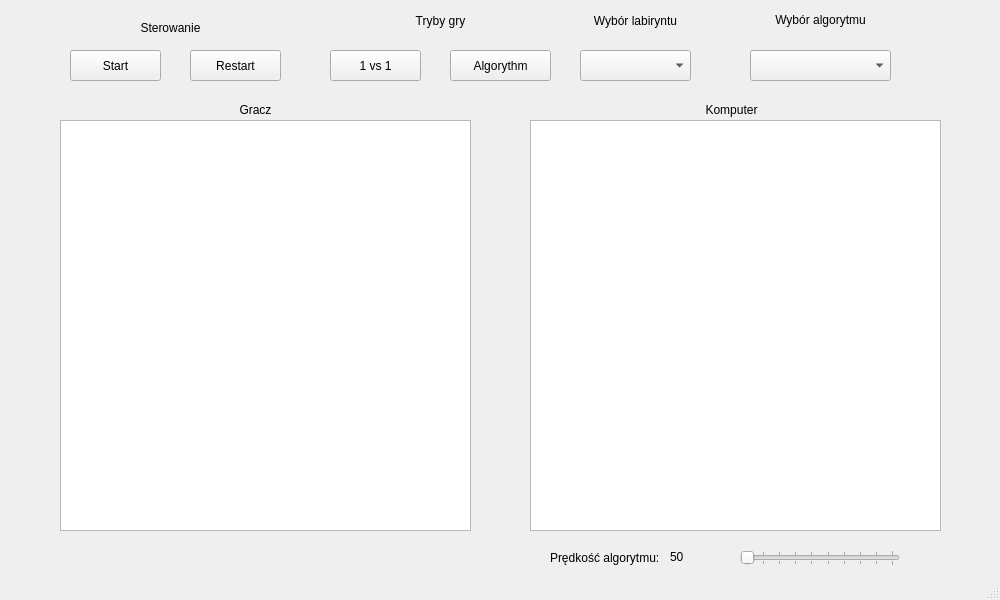
Old version of the form micromouse.ui in the repository Szymanski-Konrad/Micromouse.
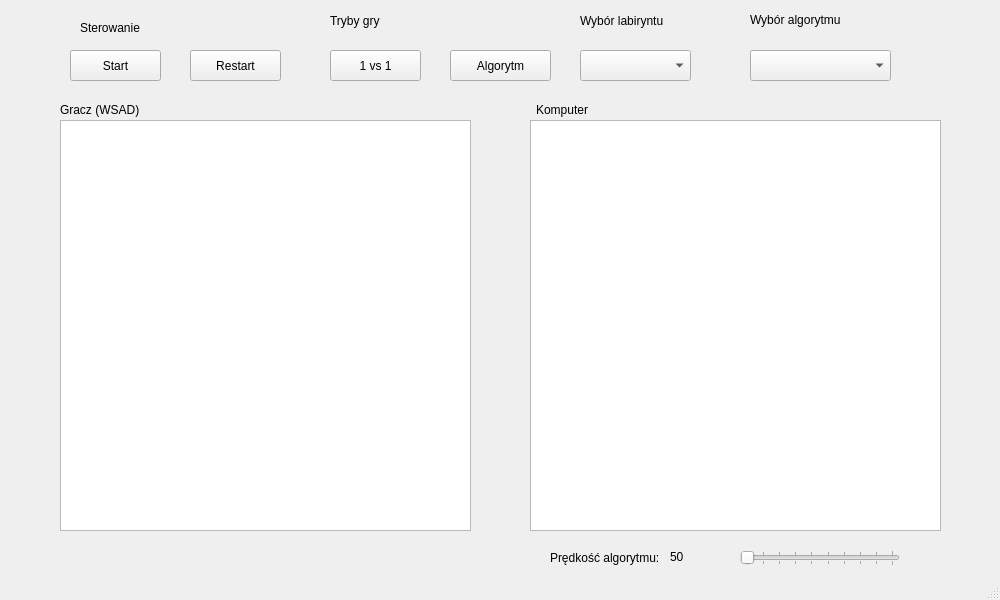
New version of the form.

Diff of the .ui file:
```diff
--- a/micromouse.ui
+++ b/micromouse.ui
@@ -120,7 +120,7 @@
      </rect>
     </property>
     <property name="text">
-     <string>Algorythm</string>
+     <string>Algorytm</string>
     </property>
    </widget>
    <widget class="QLabel" name="label">
@@ -135,9 +135,6 @@
     <property name="text">
      <string>Tryby gry</string>
     </property>
-    <property name="alignment">
-     <set>Qt::AlignCenter</set>
-    </property>
    </widget>
    <widget class="QLabel" name="label_2">
     <property name="geometry">
@@ -151,9 +148,6 @@
     <property name="text">
      <string>Sterowanie</string>
     </property>
-    <property name="alignment">
-     <set>Qt::AlignCenter</set>
-    </property>
    </widget>
    <widget class="QLabel" name="label_3">
     <property name="geometry">
@@ -167,24 +161,18 @@
     <property name="text">
      <string>Wybór algorytmu</string>
     </property>
-    <property name="alignment">
-     <set>Qt::AlignCenter</set>
-    </property>
    </widget>
    <widget class="QLabel" name="playerLabel">
     <property name="geometry">
      <rect>
       <x>60</x>
       <y>100</y>
-      <width>391</width>
+      <width>241</width>
       <height>20</height>
      </rect>
     </property>
     <property name="text">
-     <string>Gracz</string>
-    </property>
-    <property name="alignment">
-     <set>Qt::AlignCenter</set>
+     <string>Gracz (WSAD)</string>
     </property>
    </widget>
    <widget class="QLabel" name="compLabel">
@@ -192,16 +180,13 @@
      <rect>
       <x>536</x>
       <y>100</y>
-      <width>391</width>
+      <width>271</width>
       <height>20</height>
      </rect>
     </property>
     <property name="text">
      <string>Komputer</string>
     </property>
-    <property name="alignment">
-     <set>Qt::AlignCenter</set>
-    </property>
    </widget>
    <widget class="QLabel" name="compMovesLabel">
     <property name="geometry">
@@ -251,9 +236,6 @@
     <property name="text">
      <string>Wybór labiryntu</string>
     </property>
-    <property name="alignment">
-     <set>Qt::AlignCenter</set>
-    </property>
    </widget>
    <widget class="QSlider" name="speedSlider">
     <property name="geometry">
```
Left out of the diff: 6 changed lines with no effect on the pictures.
